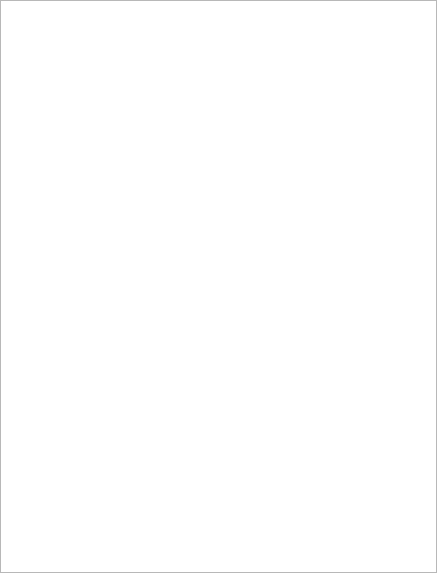
Before: the Qt Designer form ui/widget_slots.ui in jwjulien/inventory, drawn with Qt 5.
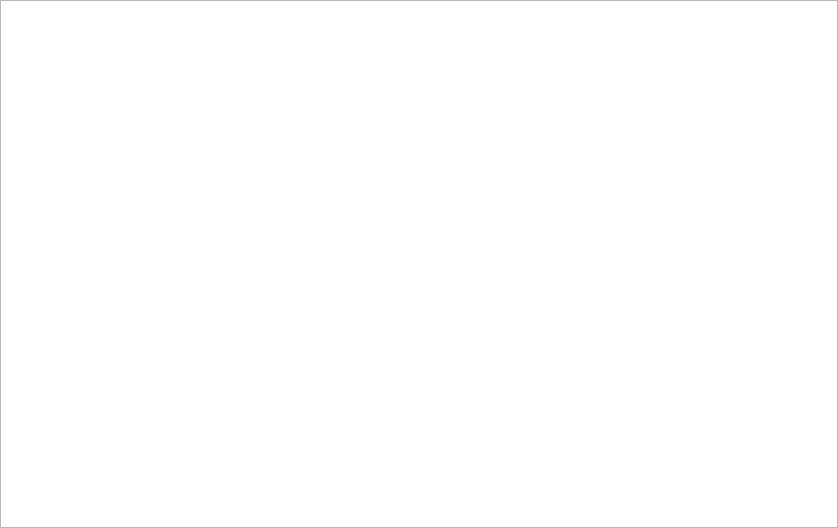
After: the same form once the commit is applied.

Patch:
```diff
--- a/ui/widget_slots.ui
+++ b/ui/widget_slots.ui
@@ -6,8 +6,8 @@
    <rect>
     <x>0</x>
     <y>0</y>
-    <width>437</width>
-    <height>573</height>
+    <width>838</width>
+    <height>528</height>
    </rect>
   </property>
   <property name="windowTitle">
```
Left out of the diff: 3 changed lines with no effect on the pictures.
